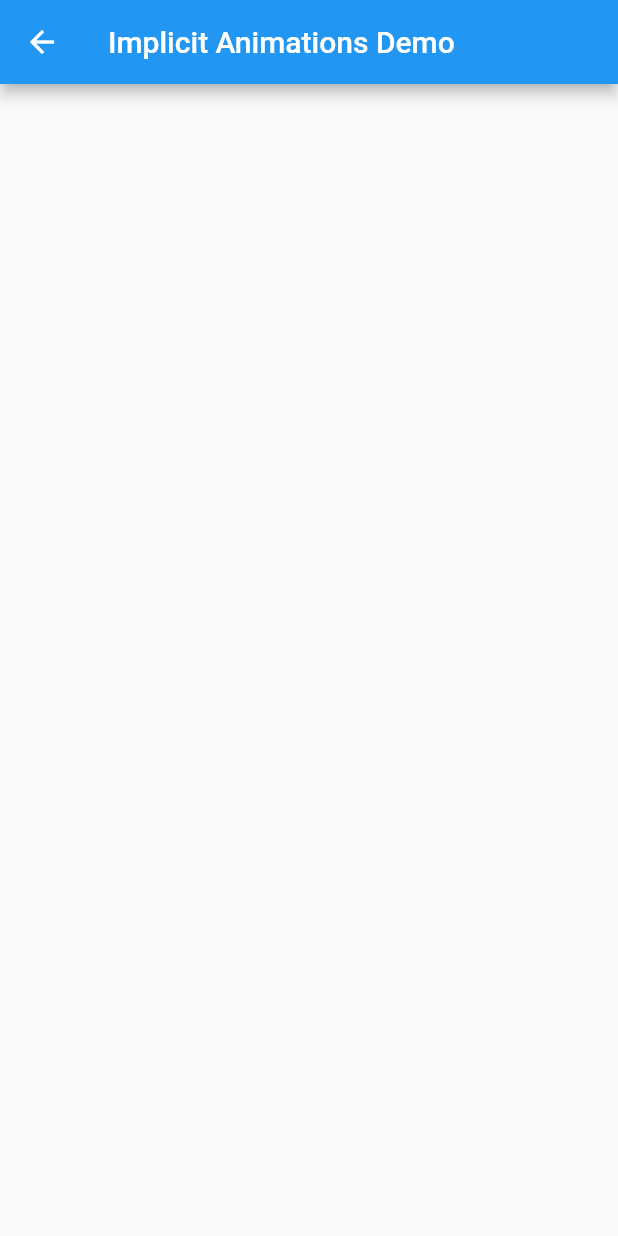
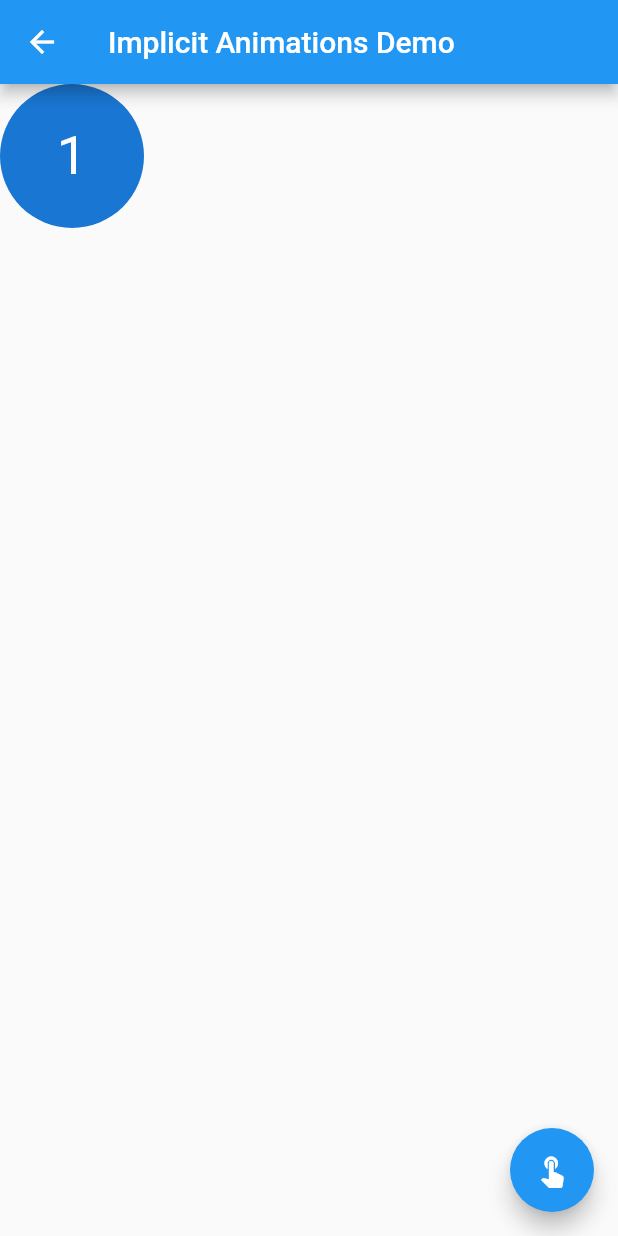
Before and after one commit to udos86/flutter-material-motion, a Flutter app: the ImplicitAnimationScreen screen opened by its route, on a phone screen of 412 x 824 dp. Run offline on Flutter 3.47's test engine with Material 2 defaults, Android fonts, the phone set to English and light mode, and no system bars.

Commit message:
adds implicit animations demo

```diff
--- a/lib/implicit_animation.dart
+++ b/lib/implicit_animation.dart
@@ -8,13 +8,37 @@ class ImplicitAnimationScreen extends StatefulWidget {
 }
 
 class _ImplicitAnimationScreenState extends State<ImplicitAnimationScreen> {
+  Alignment _alignment = Alignment.topLeft;
+
   @override
   Widget build(BuildContext context) {
     return Scaffold(
       appBar: AppBar(
         title: const Text('Implicit Animations Demo'),
       ),
-      body: Container(),
+      body: AnimatedAlign(
+        duration: Duration(seconds: 1),
+        alignment: _alignment,
+        child: CircleAvatar(
+          radius: 48.0,
+          child: Text(
+            '1',
+            style: TextStyle(
+              fontSize: 36.0,
+            ),
+          ),
+        ),
+      ),
+      floatingActionButton: FloatingActionButton(
+        child: Icon(Icons.touch_app),
+        onPressed: () {
+          setState(() {
+            _alignment = _alignment == Alignment.topLeft
+                ? Alignment.center
+                : Alignment.topLeft;
+          });
+        },
+      ),
     );
   }
 }
```
